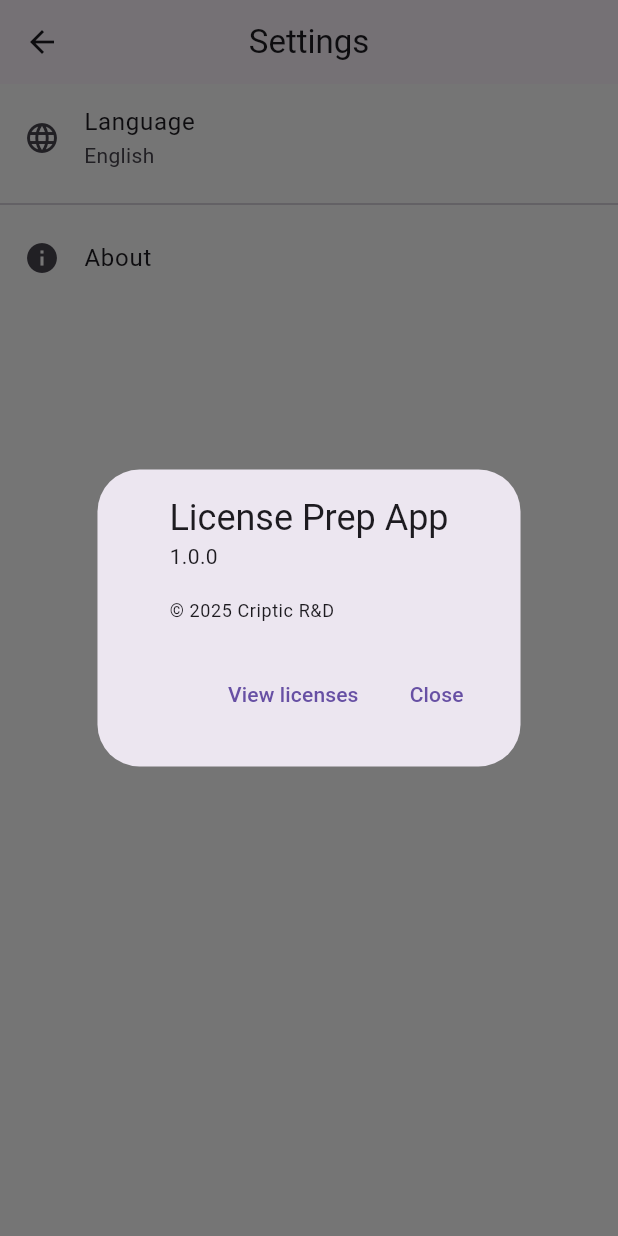
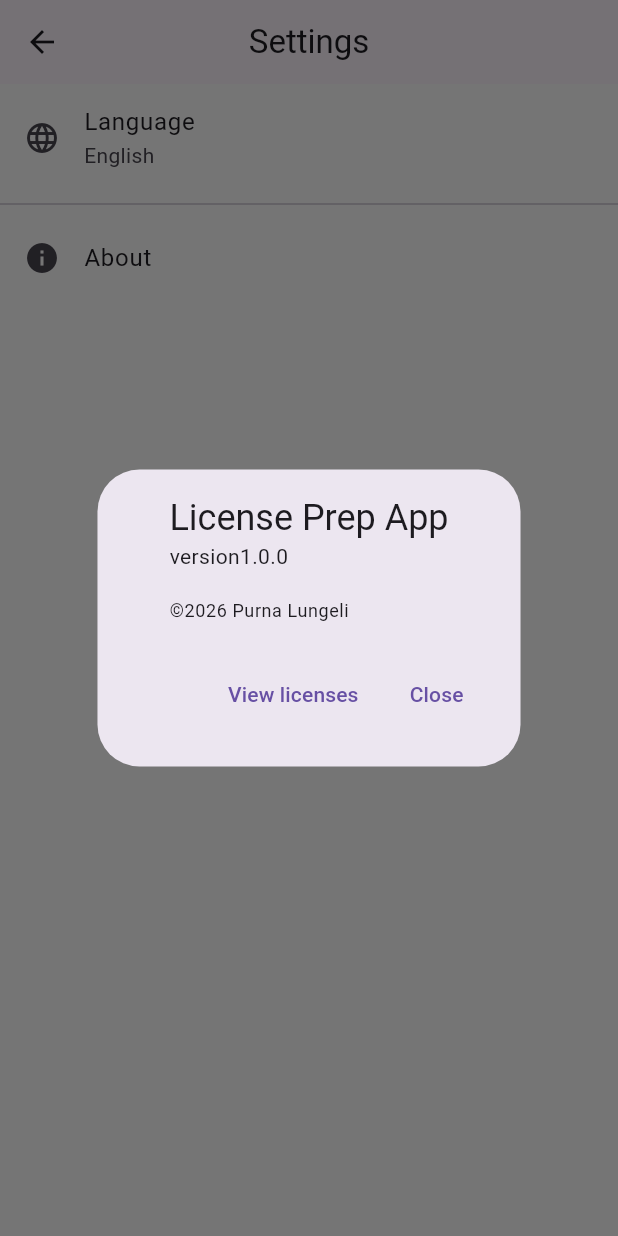
Before and after one commit to iampurna/driving-license-exam-flutter, a Flutter app: the SettingsScreen screen opened directly, after a tap on "About", on a phone screen of 412 x 824 dp. Run offline on Flutter 3.47's test engine with Material 3 defaults, Android fonts, the phone set to English and light mode, and no system bars; our stand-ins replace connectivity_plus, easy_localization, flutter_bloc, percent_indicator, share_plus; missing offline and left inert: flutter_pdfview.

Commit message:
Add settings

```diff
--- a/lib/presentation/screens/settings_screen.dart
+++ b/lib/presentation/screens/settings_screen.dart
@@ -61,8 +61,8 @@ class SettingsScreen extends StatelessWidget {
     showAboutDialog(
       context: context,
       applicationName: 'License Prep App',
-      applicationVersion: '1.0.0',
-      applicationLegalese: '© 2025 Criptic R&D',
+      applicationVersion: 'version1.0.0',
+      applicationLegalese: '©2026 Purna Lungeli',
     );
   }
 }
```
